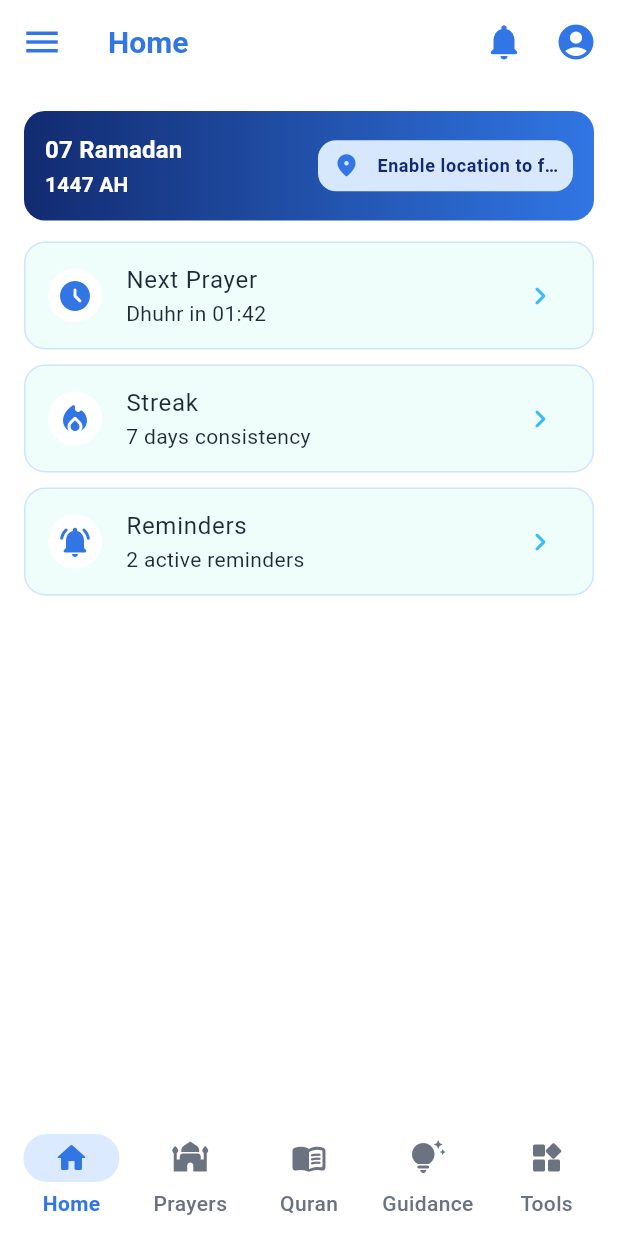
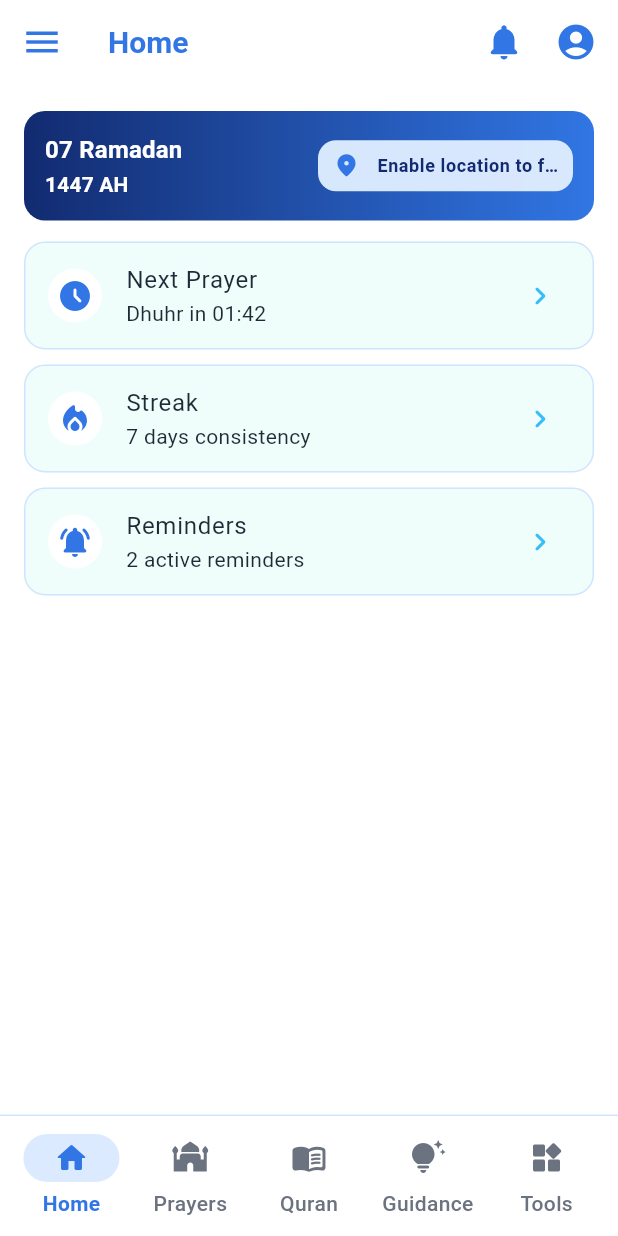
Before and after one commit to codemytelabs/Islamic-app, a Flutter app: the screen it shows after launch, on a phone screen of 412 x 824 dp. Run offline on Flutter 3.47's test engine with Material 3 defaults, Android fonts, the light colour scheme and no system bars; our stand-ins replace flutter_compass, flutter_map, geocoding, geolocator, hijri, latlong2 and 2 more.

Commit message:
make navbar distinct

```diff
--- a/lib/shared/widgets/nafas_bottom_nav_bar.dart
+++ b/lib/shared/widgets/nafas_bottom_nav_bar.dart
@@ -23,7 +23,12 @@ class NafasBottomNavBar extends StatelessWidget {
   Widget build(BuildContext context) {
     final ColorScheme colors = Theme.of(context).colorScheme;
 
-    return Padding(
+    return Container(
+      decoration: BoxDecoration(
+        border: Border(top: BorderSide(color: colors.outlineVariant)),
+        color: colors.surfaceContainerLowest,
+      ),
+      child: Padding(
         padding: const EdgeInsets.symmetric(horizontal: 8),
         child: NavigationBar(
           selectedIndex: selectedIndex,
@@ -38,6 +43,7 @@ class NafasBottomNavBar extends StatelessWidget {
               )
               .toList(growable: false),
         ),
+      ),
     );
   }
 }
```
Lines whose indentation alone changed are shown as unchanged.
